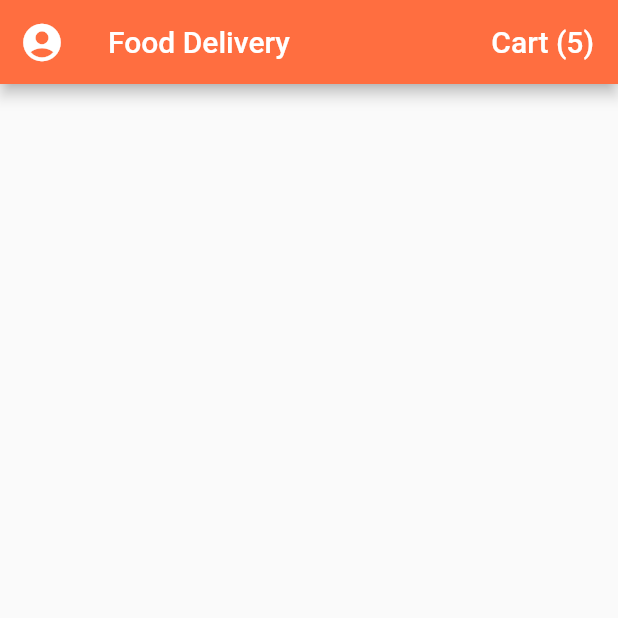
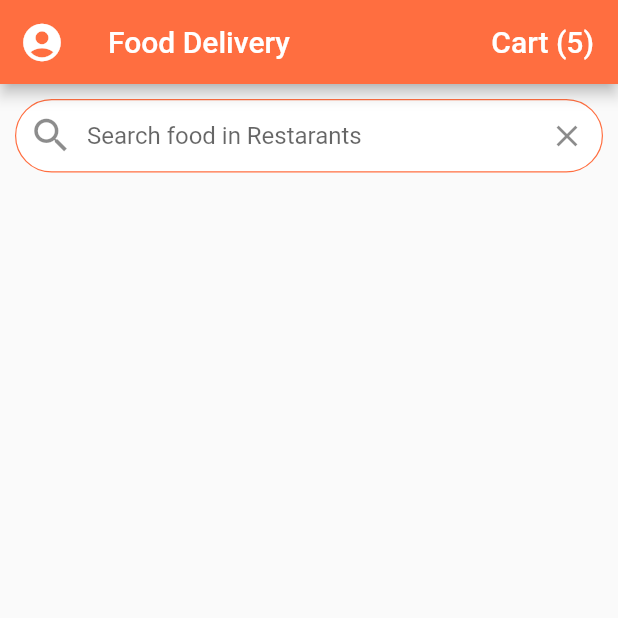
Before and after one commit to Yoonwoojae/food_delivery_flutter, a Flutter app: the screen it shows after launch, on a phone screen of 412 x 824 dp, the top half of it. Run offline on Flutter 3.47's test engine with Material 2 defaults, Android fonts, the phone set to English and light mode, and no system bars.

Commit message:
appbar, search text area 추가

```diff
--- a/lib/home_screen.dart
+++ b/lib/home_screen.dart
@@ -34,6 +34,44 @@ class _HomeScreenState extends State<HomeScreen> {
           )
         ],
       ),
+      body: ListView(
+        children: <Widget>[
+          textField(),
+        ],
+      ),
+    );
+  }
+
+  Padding textField() {
+    return Padding(
+      padding: const EdgeInsets.all(10.0),
+      child: TextField(
+        decoration: InputDecoration(
+          contentPadding: EdgeInsets.symmetric(vertical: 15.0),
+          fillColor: Colors.white,
+          filled: true,
+          border: OutlineInputBorder(
+            borderRadius: BorderRadius.circular(30.0),
+            borderSide: BorderSide(width: 0.8),
+          ),
+          enabledBorder: OutlineInputBorder(
+            borderRadius: BorderRadius.circular(30.0),
+            borderSide: BorderSide(
+              width: 0.8,
+              color: Theme.of(context).primaryColor,
+            ),
+          ),
+          hintText: 'Search food in Restarants',
+          prefixIcon: Icon(
+            Icons.search,
+            size: 30.0,
+          ),
+          suffixIcon: IconButton(
+            icon: Icon(Icons.clear),
+            onPressed: () {},
+          ),
+        ),
+      ),
     );
   }
 }
```
